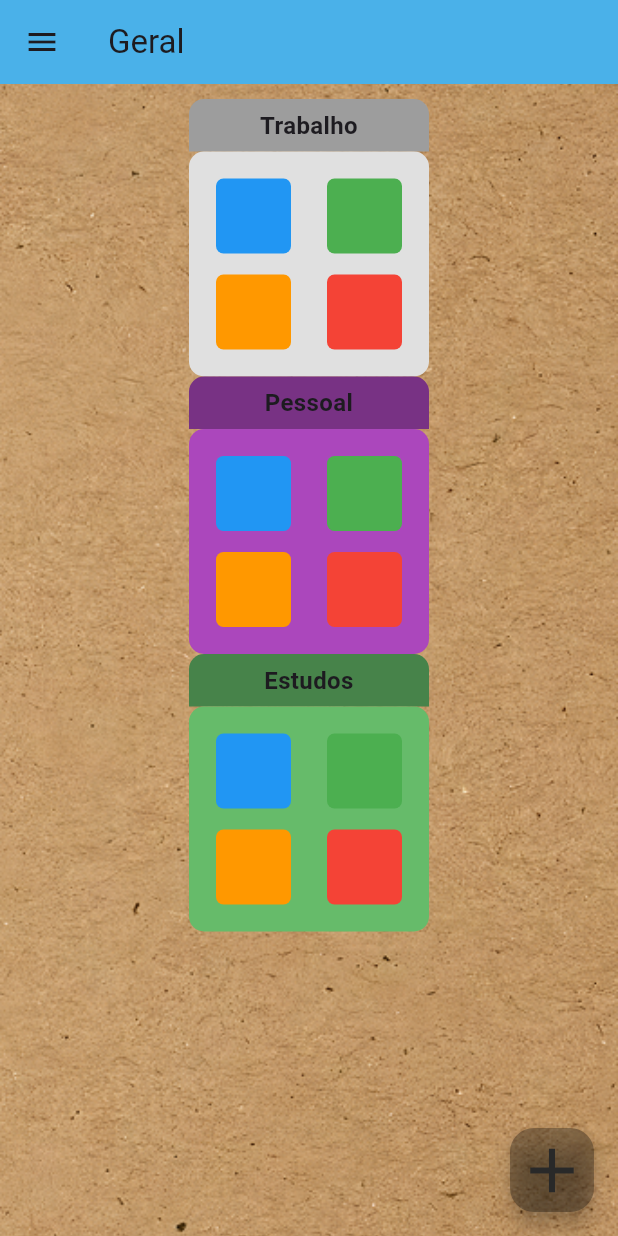
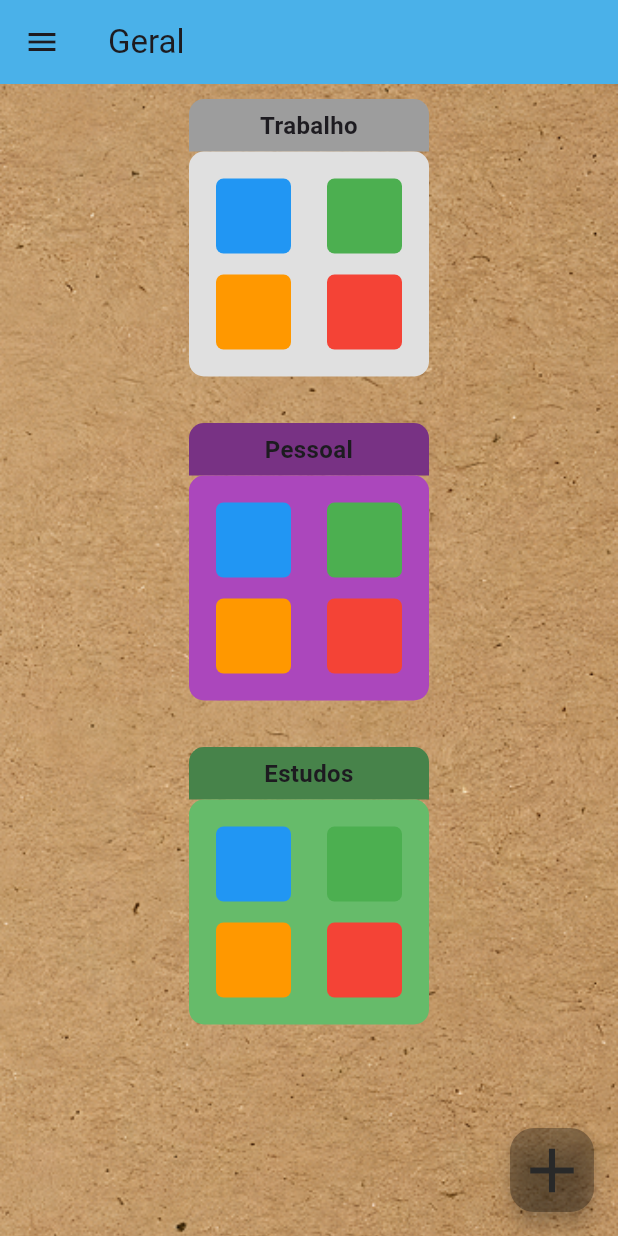
Before and after one commit to b4rradas/app_notasorg, a Flutter app: the HomeView screen opened by its route, on a phone screen of 412 x 824 dp. Run offline on Flutter 3.47's test engine with Material 3 defaults, Android fonts, the phone set to English and light mode, and no system bars; our stand-ins replace device_preview, get_it.

Commit message:
atualizando visual home_view

```diff
--- a/lib/view/home_view.dart
+++ b/lib/view/home_view.dart
@@ -1,6 +1,5 @@
 import 'package:flutter/material.dart';
 import 'package:app_notasorg/widgets/widgets.dart';
-
 
 class HomeView extends StatelessWidget {
   const HomeView({super.key});
@@ -9,45 +8,54 @@ class HomeView extends StatelessWidget {
   Widget build(BuildContext context) {
     return Scaffold(
       appBar: AppBar(
-        title: Text('Geral'),
+        title: const Text('Geral'),
         backgroundColor: const Color.fromARGB(255, 74, 177, 233),
       ),
       drawer: const SideBar(),
       body: Container(
         width: double.infinity,
         height: double.infinity,
-        decoration: BoxDecoration(
+        decoration: const BoxDecoration(
           image: DecorationImage(
-            image: AssetImage("assets/background_img.png"),   // Imagem de fundo
+            image: AssetImage("assets/background_img.png"),
             fit: BoxFit.cover,
           ),
         ),
         child: Padding(
           padding: const EdgeInsets.all(10.0),
-          child: ListView(
+          child: Column(
             children: [
-              GroupCard(                        //Adicionando os grupos
+              SizedBox(
+                height: MediaQuery.of(context).size.height * 0.25, // Ajuste a altura aqui
+                child: GroupCard(
                   title: 'Trabalho',
                   color: Colors.grey[300]!,
                   onTap: () {
                     Navigator.of(context).pushNamed('group_trabalho');
-                }
+                  },
                 ),
-
-              GroupCard(
+              ),
+              const SizedBox(height: 10),
+              SizedBox(
+                height: MediaQuery.of(context).size.height * 0.25, // Ajuste a altura aqui
+                child: GroupCard(
                   title: 'Pessoal',
                   color: Colors.purple[400]!,
                   onTap: () {
                     Navigator.of(context).pushNamed('group_pessoal');
-                }
+                  },
                 ),
-
-              GroupCard(
+              ),
+              const SizedBox(height: 10),
+              SizedBox(
+                height: MediaQuery.of(context).size.height * 0.25, // Ajuste a altura aqui
+                child: GroupCard(
                   title: 'Estudos',
                   color: Colors.green[400]!,
                   onTap: () {
                     Navigator.of(context).pushNamed('group_estudos');
-                }
+                  },
+                ),
               ),
             ],
           ),
@@ -68,7 +76,11 @@ class HomeView extends StatelessWidget {
               child: Text('Nova Nota'),
             ),
           ],
-          child: const Icon(Icons.add, size: 50, color: Color.fromARGB(255, 41, 41, 41),),
+          child: const Icon(
+            Icons.add,
+            size: 50,
+            color: Color.fromARGB(255, 41, 41, 41),
+          ),
         ),
       ),
     );
```
Lines whose indentation alone changed are shown as unchanged.
